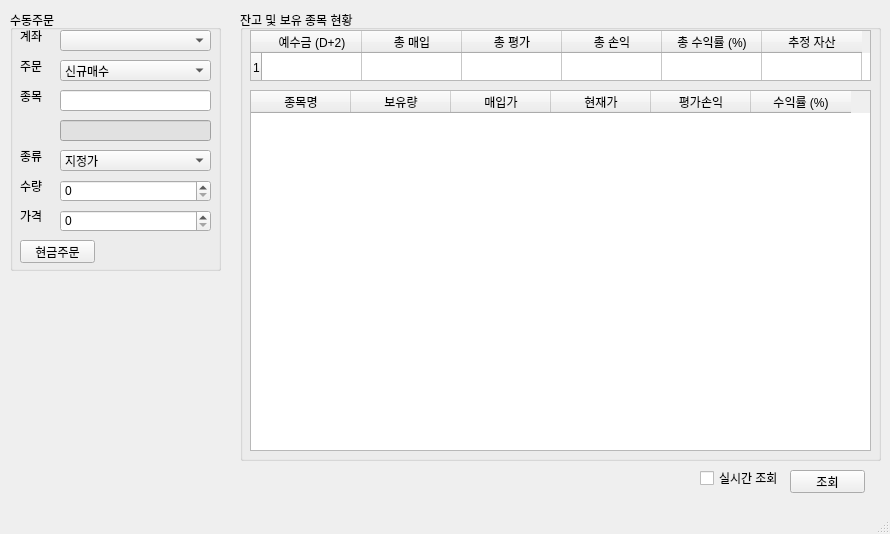
kikuke/AutoStock, file resource/ui/pytrader.ui: the form before one commit.
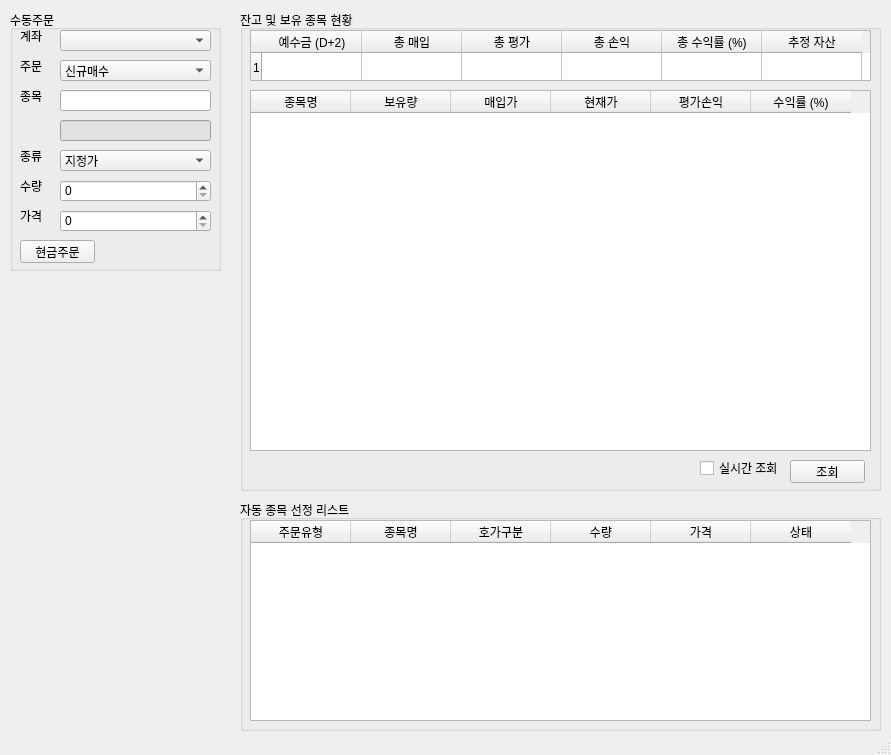
The form after the commit. Icons and pictures are not drawn.

Patch:
```diff
--- a/resource/ui/pytrader.ui
+++ b/resource/ui/pytrader.ui
@@ -6,12 +6,12 @@
    <rect>
     <x>0</x>
     <y>0</y>
-    <width>890</width>
-    <height>534</height>
+    <width>891</width>
+    <height>755</height>
    </rect>
   </property>
   <property name="windowTitle">
-   <string>AutoStock v0.3</string>
+   <string>AutoStock v0.4</string>
   </property>
   <property name="windowIcon">
    <iconset>
@@ -246,7 +246,7 @@
       <x>240</x>
       <y>10</y>
       <width>641</width>
-      <height>451</height>
+      <height>481</height>
      </rect>
     </property>
     <property name="title">
@@ -336,12 +336,11 @@
       </property>
      </column>
     </widget>
-   </widget>
    <widget class="QCheckBox" name="autocheck_checkbox">
     <property name="geometry">
      <rect>
-      <x>700</x>
-      <y>470</y>
+       <x>460</x>
+       <y>450</y>
       <width>81</width>
       <height>16</height>
      </rect>
@@ -353,8 +352,8 @@
    <widget class="QPushButton" name="check_button">
     <property name="geometry">
      <rect>
-      <x>790</x>
-      <y>470</y>
+       <x>550</x>
+       <y>450</y>
       <width>75</width>
       <height>23</height>
      </rect>
@@ -364,12 +363,66 @@
     </property>
    </widget>
   </widget>
+   <widget class="QGroupBox" name="groupBox_3">
+    <property name="geometry">
+     <rect>
+      <x>240</x>
+      <y>500</y>
+      <width>641</width>
+      <height>231</height>
+     </rect>
+    </property>
+    <property name="title">
+     <string>자동 종목 선정 리스트</string>
+    </property>
+    <widget class="QTableWidget" name="auto_holdings_table">
+     <property name="geometry">
+      <rect>
+       <x>10</x>
+       <y>20</y>
+       <width>621</width>
+       <height>201</height>
+      </rect>
+     </property>
+     <column>
+      <property name="text">
+       <string>주문유형</string>
+      </property>
+     </column>
+     <column>
+      <property name="text">
+       <string>종목명</string>
+      </property>
+     </column>
+     <column>
+      <property name="text">
+       <string>호가구분</string>
+      </property>
+     </column>
+     <column>
+      <property name="text">
+       <string>수량</string>
+      </property>
+     </column>
+     <column>
+      <property name="text">
+       <string>가격</string>
+      </property>
+     </column>
+     <column>
+      <property name="text">
+       <string>상태</string>
+      </property>
+     </column>
+    </widget>
+   </widget>
+  </widget>
   <widget class="QMenuBar" name="menubar">
    <property name="geometry">
     <rect>
      <x>0</x>
      <y>0</y>
-     <width>890</width>
+     <width>891</width>
      <height>21</height>
     </rect>
    </property>
```
Lines whose indentation alone changed are shown as unchanged.
